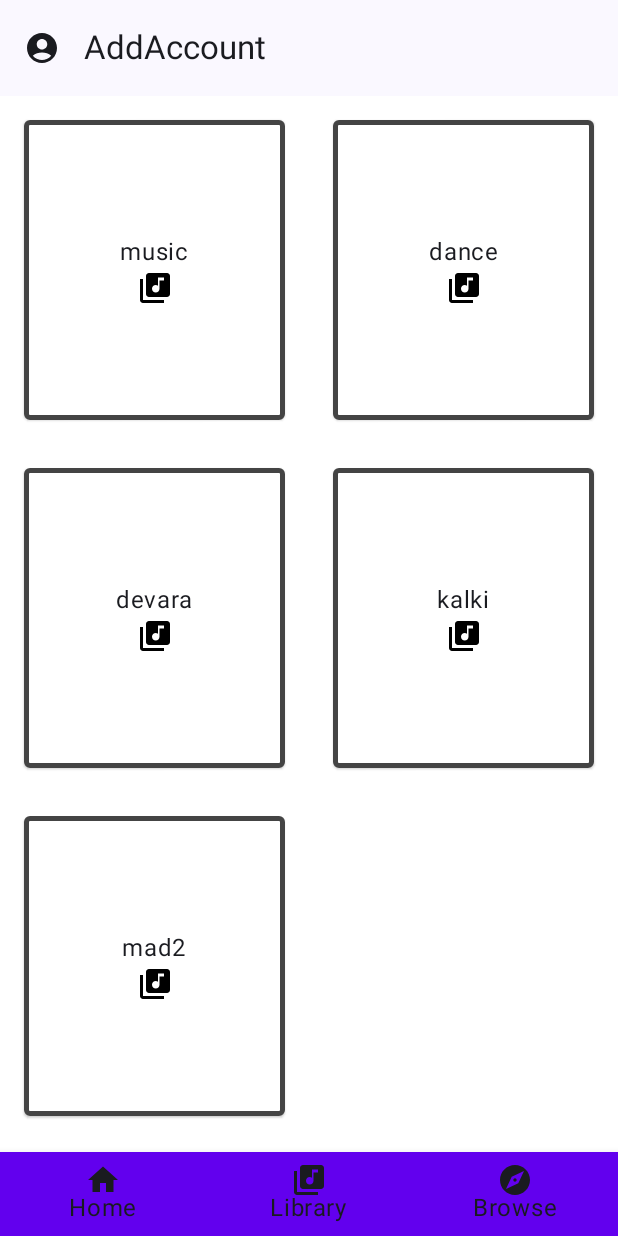
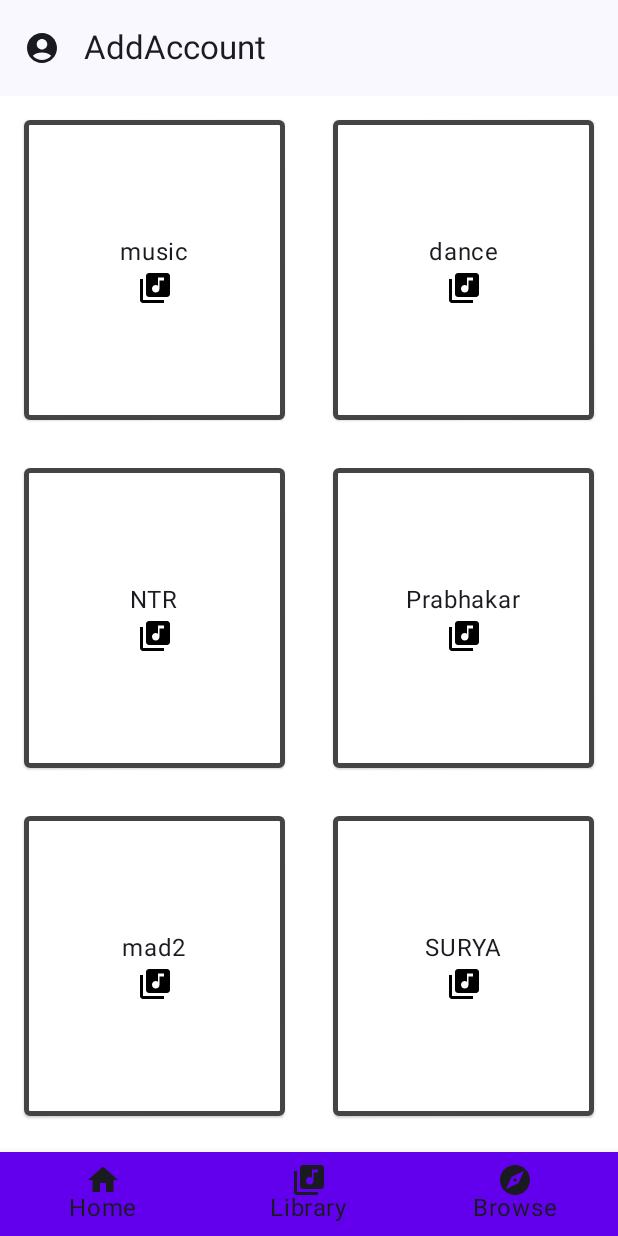
Before and after one commit to KaeithEmmanuel/MusicAppUi, an Android app built with Jetpack Compose: the browse screen opened through its navigation route, on a phone screen of 412 x 824 dp. Run offline under Robolectric (Android 15) with nearby library versions, the phone set to English and light mode, and no system bars.

Commit message:
Browse Tab Added

```diff
--- a/app/src/main/java/com/example/musicappui/ui/theme/BrowseView.kt
+++ b/app/src/main/java/com/example/musicappui/ui/theme/BrowseView.kt
@@ -1,28 +1,14 @@
 package com.example.musicappui.ui.theme
 
-import androidx.compose.foundation.BorderStroke
-import androidx.compose.foundation.Image
-import androidx.compose.foundation.layout.Arrangement
-import androidx.compose.foundation.layout.Column
-import androidx.compose.foundation.layout.padding
-import androidx.compose.foundation.layout.size
-import androidx.compose.runtime.Composable
+import androidx.compose.foundation.lazy.grid.GridCells
 import androidx.compose.foundation.lazy.grid.LazyVerticalGrid
 import androidx.compose.foundation.lazy.grid.items
-import androidx.compose.ui.tooling.preview.Preview
-import androidx.compose.foundation.lazy.grid.GridCells
-import androidx.compose.material.Card
-import androidx.compose.material3.Text
-import androidx.compose.ui.Alignment
-import androidx.compose.ui.Modifier
-import androidx.compose.ui.graphics.Color
-import androidx.compose.ui.res.painterResource
-import androidx.compose.ui.unit.dp
+import androidx.compose.runtime.Composable
 import com.example.musicappui.R
 
 @Composable
 fun BrowseScreen(){
-    val browseItems= listOf("music","dance","devara","kalki","mad2")
+    val browseItems= listOf("music","dance","NTR","Prabhakar","mad2","SURYA")
     LazyVerticalGrid(columns = GridCells.Fixed(2)){
         items(browseItems){
             brow->
```
